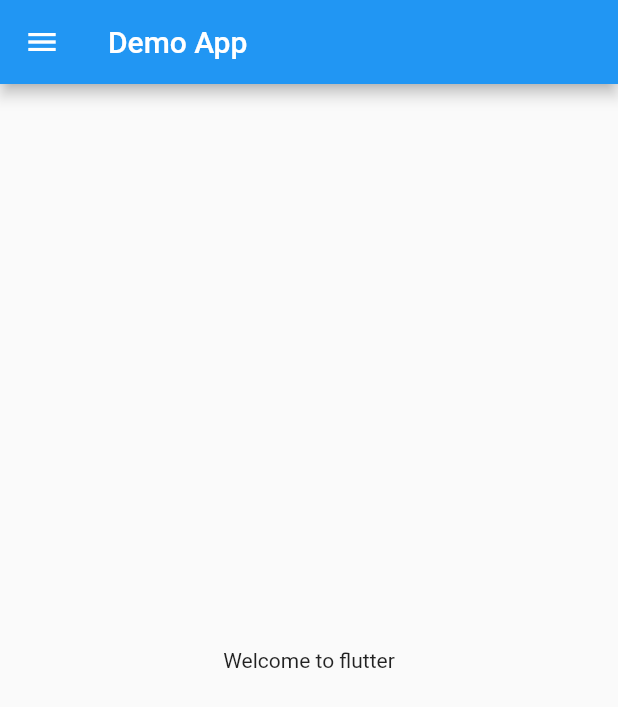
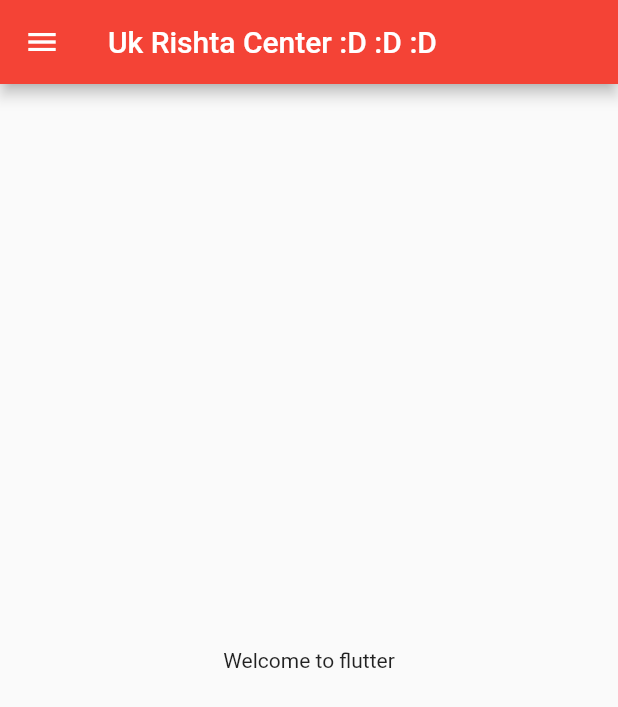
Before and after one commit to Talha1211/30daysofflutter, a Flutter app: the screen it shows after launch, on a phone screen of 412 x 824 dp. Shown: the top 707 px of the screen. Run offline on Flutter 3.47's test engine with Material 2 defaults, Android fonts, the phone set to English and light mode, and no system bars; our stand-ins replace matcher.

Commit message:
day3 completed

```diff
--- a/lib/home_page.dart
+++ b/lib/Pages/home_page.dart
@@ -1,13 +1,12 @@
 import 'package:flutter/material.dart';
 
-import 'package:flutter/material.dart';
 class Homepage extends StatelessWidget {
 
   @override
   Widget build(BuildContext context) {
     return Scaffold(
       appBar: AppBar(
-        title: Text("Demo App"),
+        title: Text("Uk Rishta Center :D :D :D",),
       ),
       body: Center(
           child: Container(
--- a/lib/main.dart
+++ b/lib/main.dart
@@ -1,7 +1,8 @@
 import 'package:flutter/material.dart';
-import 'home_page.dart';
+import 'Pages/home_page.dart';
+import 'pages/loginpage.dart';
 void main(){
-  runApp(MyApp());
+ runApp(MyApp());
 }
 
 @override
@@ -10,7 +11,16 @@ class MyApp extends StatelessWidget{
 
   Widget build(BuildContext context){
     return MaterialApp(
-      home: Homepage(),
+      themeMode: ThemeMode.dark,
+      theme: ThemeData(primarySwatch: Colors.red),
+      darkTheme: ThemeData(
+        primarySwatch: Colors.red,
+      ),
+      initialRoute: "/home",
+      routes: {
+        "/home":(context)=> Homepage(),
+        "/login":(context)=> Loginpage()
+      },
     );
   }
 }
```
Also changed, not shown: lib/Pages/loginpage.dart (added, +15 -0 lines).
